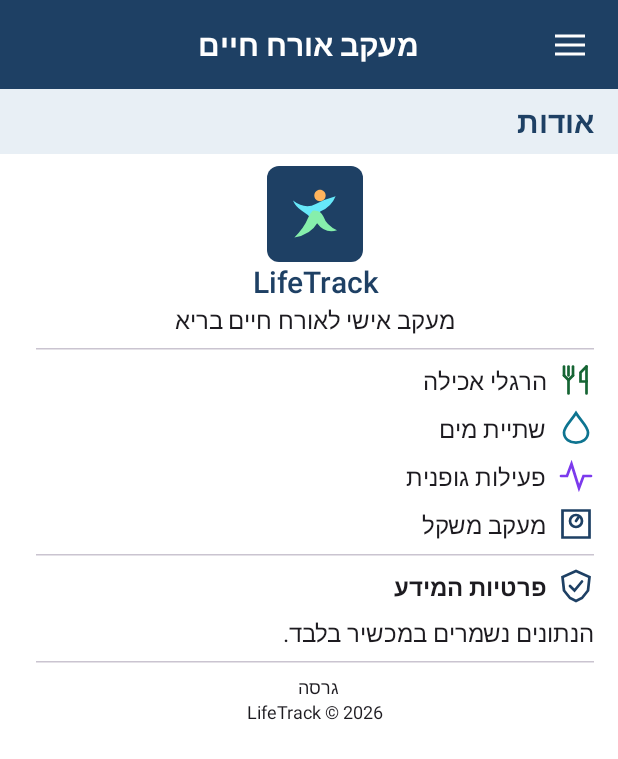
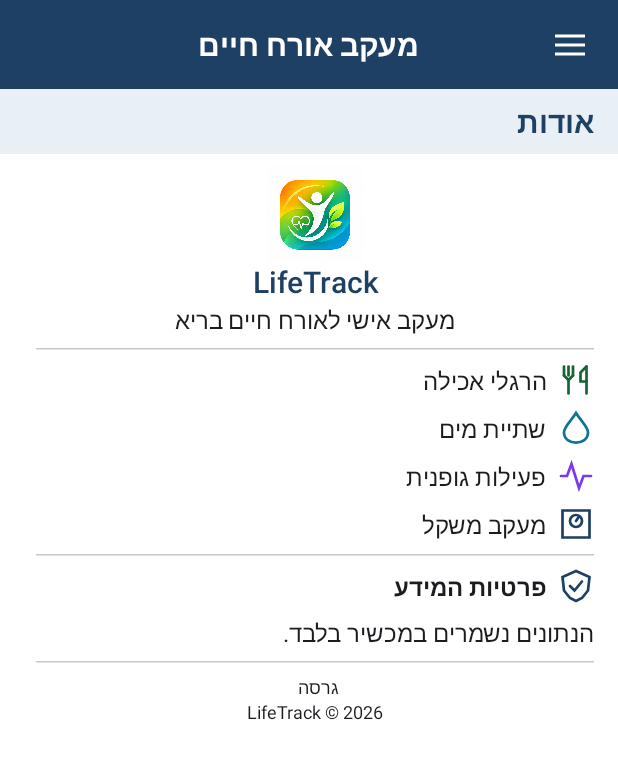
Before and after one commit to shabydevelop-code/LifeTrack, an Android app built with Jetpack Compose: the about screen opened through its navigation route, on a phone screen of 412 x 824 dp. Shown: the top 759 px of the screen. Run offline under Robolectric (Android 15) with nearby library versions, the phone set to English and light mode, and no system bars.

Commit message:
Use approved LifeTrack artwork for launcher and About

```diff
--- a/app/src/main/java/com/shabydevelop/eattrack/EatingNavigation.kt
+++ b/app/src/main/java/com/shabydevelop/eattrack/EatingNavigation.kt
@@ -43,9 +43,9 @@ internal fun EatingNavigation(model: CounterViewModel) {
                     composable("history") { HistoryScreen(model, PlatformDateTime::date, PlatformDateTime::time) { event, dismiss -> EditEventDialog(event, model, PlatformClock, { timestamp, enabled, change -> DateTimeFields(timestamp, enabled, change) }, dismiss) } }
                     composable("about") { AboutScreen(version) {
                         androidx.compose.foundation.Image(
-                            painter = androidx.compose.ui.res.painterResource(R.drawable.ic_launcher_foreground),
+                            painter = androidx.compose.ui.res.painterResource(R.drawable.lifetrack_logo),
                             contentDescription = null,
-                            modifier = Modifier.size(UiSpacing.aboutLogo).background(UiColors.primary, UiShapes.control)
+                            modifier = Modifier.size(UiSpacing.aboutLogo)
                         )
                     } }
                     composable("settings") { ProtectedArea { SettingsScreen(model) } }
--- a/app/src/main/res/drawable/ic_launcher_foreground.xml
+++ b/app/src/main/res/drawable/ic_launcher_foreground.xml
@@ -1,7 +1 @@
-<vector xmlns:android="http://schemas.android.com/apk/res/android" android:width="108dp" android:height="108dp" android:viewportWidth="108" android:viewportHeight="108">
-<group android:pivotX="54" android:pivotY="54" android:scaleX="0.8" android:scaleY="0.8">
-<path android:fillColor="#FFB45C" android:pathData="M61,20 A8,8 0,1 1,61,36 A8,8 0,1 1,61,20 Z"/>
-<path android:fillColor="#67E8F9" android:pathData="M23,35 Q40,48 55,40 Q68,33 83,29 Q77,44 62,50 Q54,55 51,63 Q44,54 35,49 Q27,44 23,35 Z"/>
-<path android:fillColor="#86EFAC" android:pathData="M51,49 Q62,48 66,58 Q70,70 85,77 Q68,82 57,67 Q48,83 25,87 Q39,73 44,60 Q47,53 51,49 Z"/>
-</group>
-</vector>
+<inset xmlns:android="http://schemas.android.com/apk/res/android" android:drawable="@drawable/lifetrack_logo" android:inset="10dp"/>
--- a/app/src/main/res/mipmap-anydpi-v26/ic_launcher.xml
+++ b/app/src/main/res/mipmap-anydpi-v26/ic_launcher.xml
@@ -1 +1 @@
-<adaptive-icon xmlns:android="http://schemas.android.com/apk/res/android"><background android:drawable="@color/launcher_background"/><foreground android:drawable="@drawable/ic_launcher_foreground"/></adaptive-icon>
+<adaptive-icon xmlns:android="http://schemas.android.com/apk/res/android"><background android:drawable="@android:color/white"/><foreground android:drawable="@drawable/ic_launcher_foreground"/></adaptive-icon>
```
Also changed, not shown: app/src/main/res/mipmap-anydpi/ic_launcher.xml (+1 -8 lines).
